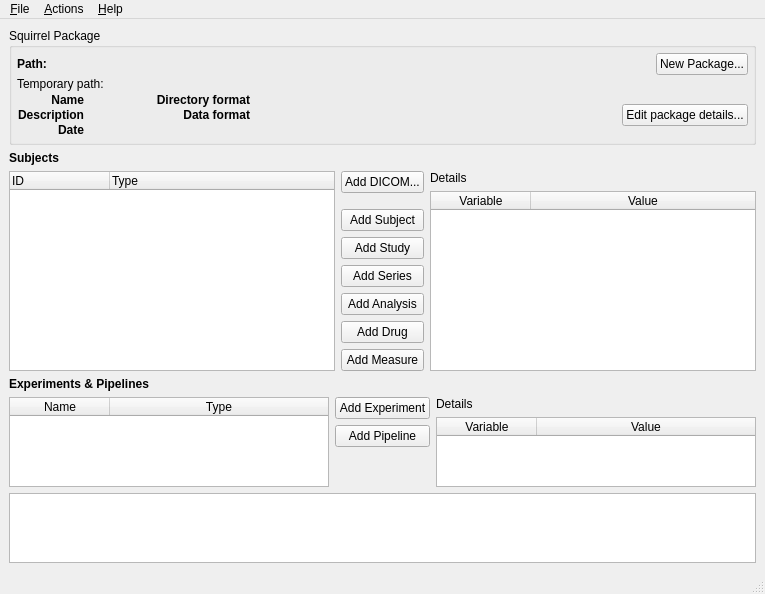
Before: the Qt Designer form src/squirrel-gui/mainwindow.ui in gbook/squirrel, drawn with Qt 5.
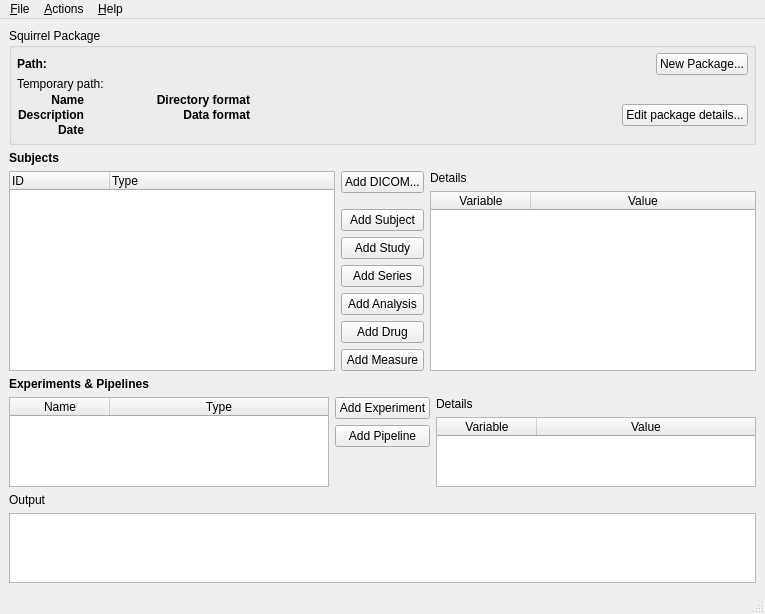
After: the same form once the commit is applied. Icons and pictures are not drawn.

Commit message: DICOM import

```diff
--- a/src/squirrel-gui/mainwindow.ui
+++ b/src/squirrel-gui/mainwindow.ui
@@ -7,7 +7,7 @@
     <x>0</x>
     <y>0</y>
     <width>765</width>
-    <height>583</height>
+    <height>593</height>
    </rect>
   </property>
   <property name="font">
@@ -24,7 +24,7 @@
    </iconset>
   </property>
   <widget class="QWidget" name="centralwidget">
-   <layout class="QVBoxLayout" name="verticalLayout_2" stretch="0,0,1,0,0,0">
+   <layout class="QVBoxLayout" name="verticalLayout_2" stretch="0,0,1,0,0,0,0">
     <item>
      <widget class="QGroupBox" name="groupBox">
       <property name="title">
@@ -559,6 +559,13 @@
       </item>
      </layout>
     </item>
+    <item>
+     <widget class="QLabel" name="label_11">
+      <property name="text">
+       <string>Output</string>
+      </property>
+     </widget>
+    </item>
     <item>
      <widget class="QPlainTextEdit" name="txtOutput"/>
     </item>
```
The commit also changes 2 other files.
